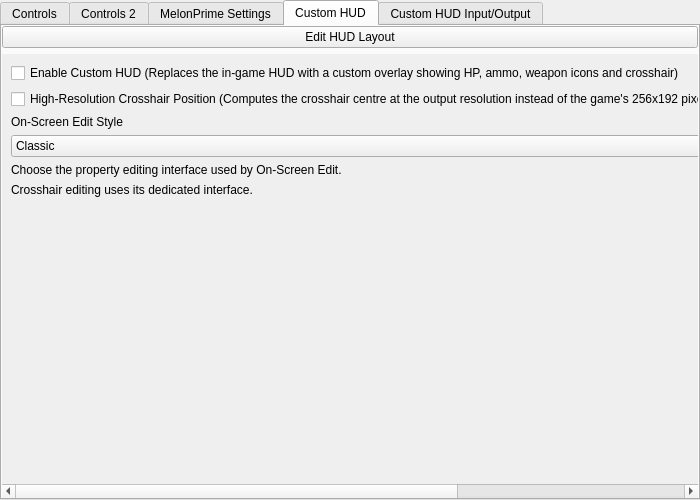
Above: src/frontend/qt_sdl/InputConfig/MelonPrimeInputConfig.ui from ag-advania/melonPrimeDS before the change. Below: the same form after it.
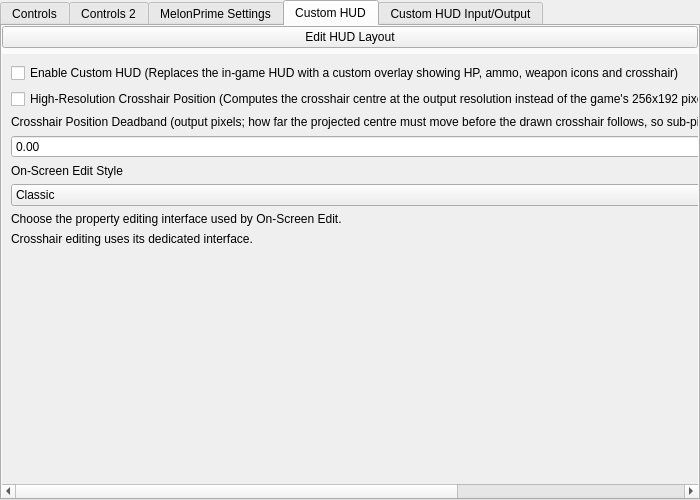
That is the form after the change. The open tabs and pages were chosen to show the change.

Commit message: fix(hud): validate the projected crosshair against the position the ROM published

What changed in the file:
```diff
--- a/src/frontend/qt_sdl/InputConfig/MelonPrimeInputConfig.ui
+++ b/src/frontend/qt_sdl/InputConfig/MelonPrimeInputConfig.ui
@@ -1189,6 +1189,21 @@
 								<widget class="QCheckBox" name="cbMetroidHudCrosshairHighRes"><property name="text"><string>High-Resolution Crosshair Position (Computes the crosshair centre at the output resolution instead of the game's 256x192 pixel grid, so it moves smoothly instead of stepping between pixels)</string></property></widget>
 							</item>
 
+							<item>
+								<widget class="QLabel" name="labelMetroidHudCrosshairDeadband">
+									<property name="text"><string>Crosshair Position Deadband (output pixels; how far the projected centre must move before the drawn crosshair follows, so sub-pixel noise cannot make it shimmer between neighbouring pixels)</string></property>
+									<property name="wordWrap"><bool>true</bool></property>
+								</widget>
+							</item>
+							<item>
+								<widget class="QDoubleSpinBox" name="dsbMetroidHudCrosshairDeadband">
+									<property name="decimals"><number>2</number></property>
+									<property name="minimum"><double>0.000000000000000</double></property>
+									<property name="maximum"><double>2.000000000000000</double></property>
+									<property name="singleStep"><double>0.050000000000000</double></property>
+								</widget>
+							</item>
+
 							<item>
 								<widget class="QLabel" name="labelMetroidOnScreenEditStyle">
 									<property name="text"><string>On-Screen Edit Style</string></property>
```
The commit also changes 11 other files.
